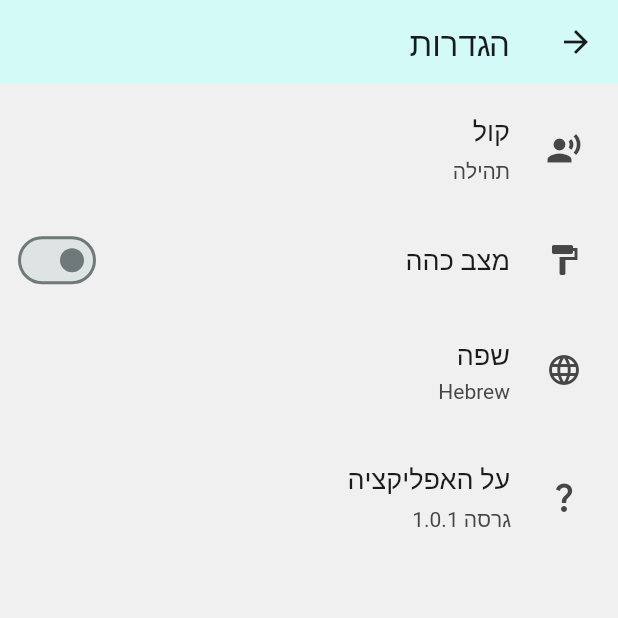
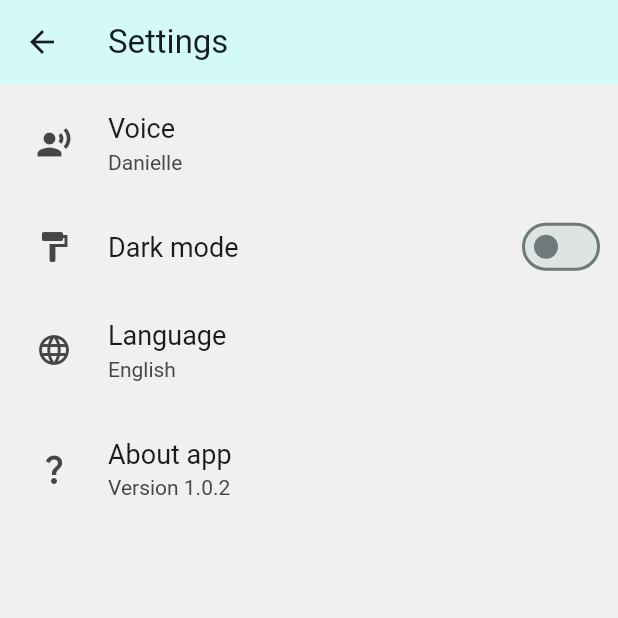
Before and after one commit to danielle-h/auto-tefilat-haderech, a Flutter app: the screen it shows after launch, after a tap on the "settings" icon, on a phone screen of 412 x 824 dp, the top half of it. Run offline on Flutter 3.47's test engine with Material 3 defaults, Android fonts, the phone set to English and light mode, and no system bars; drawn by our look-alikes of settings_ui; our stand-ins replace file_picker, just_audio, package_info_plus, shared_preferences; missing offline and left inert: alarm, uri_to_file; generated files the repository leaves out were written again.

Commit message:
feat: Added English * uses phone locale if English or Hebrew, Otherwise English * can change to English or Hebrew in Settings * saved in SharedPrefs
fix #4

```diff
--- a/lib/constants.dart
+++ b/lib/constants.dart
@@ -26,7 +26,7 @@
 
 final Map<String, String> appLanguages = {
   AppLocale.en.name: "English",
-  AppLocale.he.name: "Hebrew"
+  AppLocale.he.name: "עברית"
 };
 
 class Util {
--- a/lib/l10n/app_en.arb
+++ b/lib/l10n/app_en.arb
@@ -40,5 +40,18 @@
     },
   "which_voice": "Which voice",
   "maximum_volume": "Maximum volume",
-  "set_prayer": "Set recitation"
+  "set_prayer": "Set recitation",
+  "legalese":"© Danielle Honigstein 2023",
+    "all_licenses": "All licenses",
+  "finished": "Done",
+  "app_action": "The app recites the traveler's prayer at the time you define.",
+  "app_upload": "You can also upload your own recitation.",
+  "app_free": "The app is free and open source:",
+  "app_code": "View code",
+  "app_website": "Check out more apps, games and info on my site:",
+  "my_website": "danielle-honig.com",
+  "app_coffee": "If you found it useful you are welcome to buy me a hot chocolate (I don't like coffee 😉)",
+  "buy_me_a_chocolate": "Buy me a hot chocolate",
+  "thank_you": "Thank you!"
+
 }
--- a/lib/l10n/app_he.arb
+++ b/lib/l10n/app_he.arb
@@ -41,7 +41,21 @@
   "which_voice": "איזה קול",
   "returning_today": "חוזרים היום",
   "maximum_volume": "ווליום מקסימלי",
-  "set_prayer": "לקבוע תפילה"
+  "set_prayer": "לקבוע תפילה",
+  "legalese":"© כל הזכויות שמורות לדניאל הוניגשטיין 2023",
+  "all_licenses": "כל הרשיונות",
+  "finished": "סיימתי",
+  "app_action": "האפליקציה משמיעה את תפילת הדרך בזמן שאתם קובעים.",
+  "app_upload": "אתם יכולים גם להעלות הקלטה שלכם.",
+  "app_free": "האפליקציה חינמית והקוד שלה פתוח:",
+  "app_code": "צפו בקוד",
+  "app_website": "יש עוד דברים מעניינים באתר שלי",
+  "my_website": "אתר שלי",
+  "app_coffee": "אם אהבתם מוזמנים לקנות לי שוקו: (אני לא אוהבת קפה 😉)",
+  "buy_me_a_chocolate": "קנו לי שוקו",
+  "thank_you": "תודה רבה!"
+
+
 
 
 }
--- a/lib/model/app_model_notifier.dart
+++ b/lib/model/app_model_notifier.dart
@@ -1,3 +1,5 @@
+import 'dart:io';
+
 import 'package:flutter/material.dart';
 import 'package:shared_preferences/shared_preferences.dart';
 import 'package:tefilat_haderech/constants.dart';
@@ -27,11 +29,20 @@
     if (!initialized) {
       initialized = true;
       SharedPreferences prefs = await SharedPreferences.getInstance();
+      String defaultLocale = Platform.localeName;
+      print("platform locale: $defaultLocale");
+      if (defaultLocale.startsWith("en")) {
+        defaultLocale = "en";
+      } else if (defaultLocale.startsWith("he")) {
+        defaultLocale = "he";
+      } else {
+        defaultLocale = "en";
+      }
 
       _appTheme = (prefs.getBool(Constants.isDarkTheme) ?? false)
           ? AppTheme.darkTheme()
           : AppTheme.lightTheme();
-      _locale = (prefs.getString(Constants.locale) ?? "he");
+      _locale = (prefs.getString(Constants.locale) ?? defaultLocale);
       _appVoice = VoiceType.values.firstWhere((element) =>
           element.name == (prefs.getString(Constants.voiceType) ?? "female"));
       print("appmodel $_appVoice");
--- a/pubspec.yaml
+++ b/pubspec.yaml
@@ -16,7 +16,7 @@
 # https://developer.apple.com/library/archive/documentation/General/Reference/InfoPlistKeyReference/Articles/CoreFoundationKeys.html
 # In Windows, build-name is used as the major, minor, and patch parts
 # of the product and file versions while build-number is used as the build suffix.
-version: 1.0.1+2
+version: 1.0.2+3
 
 environment:
   sdk: ">=3.0.6 <4.0.0"
@@ -62,6 +62,7 @@
   # To add assets to your application, add an assets section, like this:
   assets:
     - assets/sounds/
+    - assets/icon/
   #   - images/a_dot_ham.jpeg
   # An image asset can refer to one or more resolution-specific "variants", see
   # https://flutter.dev/assets-and-images/#resolution-aware
```
Also changed, not shown: lib/pages/settings_page.dart (+62 -11 lines), assets/icon/ic_launcher_round.png (added).
